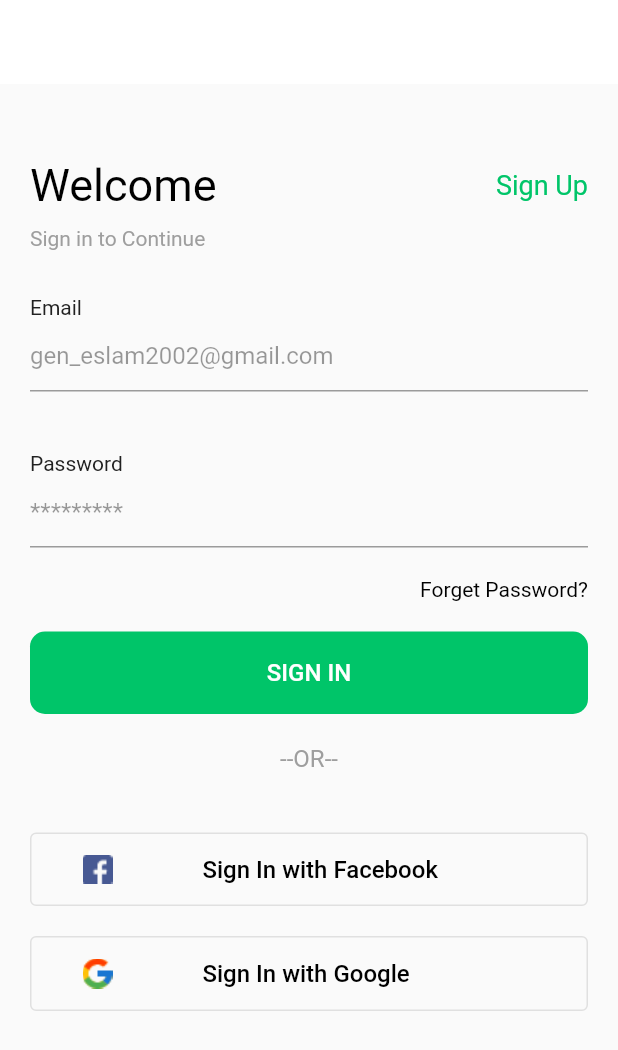
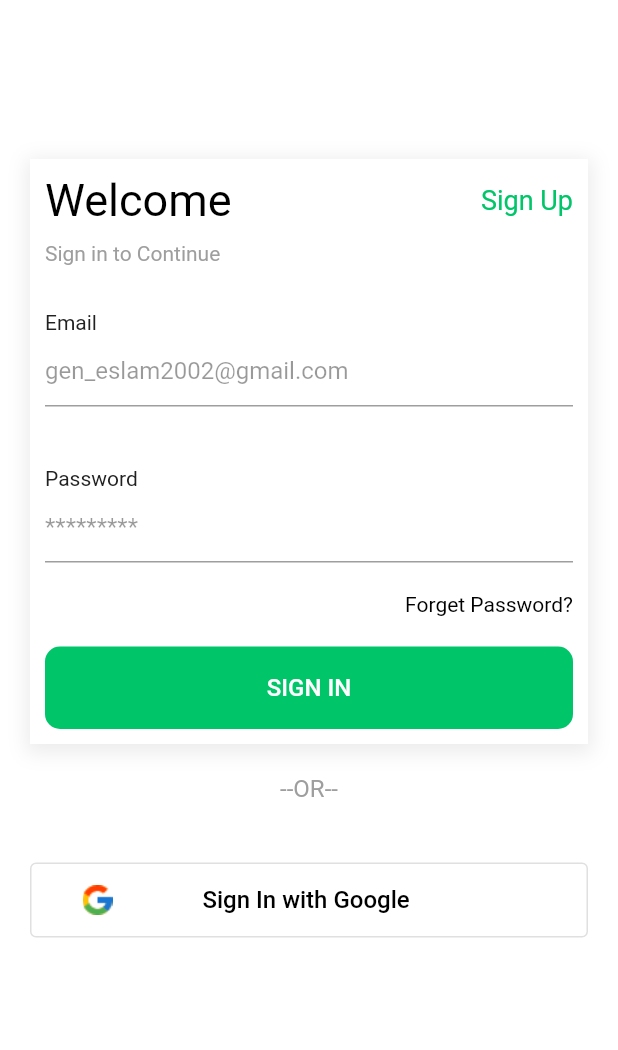
Before and after one commit to gen-eslam/shopapp_getx_mvvm, a Flutter app: the screen it shows after launch, on a phone screen of 412 x 824 dp. Shown: the top 1050 px of the screen. Run offline on Flutter 3.47's test engine with Material 2 defaults, Android fonts, the light colour scheme and no system bars; our stand-ins replace firebase_auth, firebase_core, get, google_sign_in; accounts and stored records are empty.

Commit message:
delete meta auth and create sign in with email and pass

```diff
--- a/lib/core/utils/constance.dart
+++ b/lib/core/utils/constance.dart
@@ -3,3 +3,4 @@ import 'package:flutter/material.dart';
 
 const  primaryColor = Color.fromRGBO(0, 197, 105, 1);
 const blackColor = Colors.black;
+const errorColor = Colors.red;
--- a/lib/main.dart
+++ b/lib/main.dart
@@ -9,16 +9,19 @@ void main() async{
   WidgetsFlutterBinding.ensureInitialized();
 
  await Firebase.initializeApp();
-  runApp( MyApp());
+  runApp( const MyApp());
 }
 
 class MyApp extends StatelessWidget {
+  const MyApp({super.key});
+
 
   @override
   Widget build(BuildContext context) {
     return GetMaterialApp(
+      debugShowCheckedModeBanner: false,
       initialBinding: Binding(),
-      home:LoginScreen()
+      home: LoginScreen(),
     );
   }
 }
--- a/lib/view/auth/login_screen.dart
+++ b/lib/view/auth/login_screen.dart
@@ -8,19 +8,50 @@ import '../../core/utils/constance.dart';
 import '../widgets/custom_text_form_field.dart';
 
 class LoginScreen extends GetWidget<AuthViewModel> {
+
+   final GlobalKey<FormState> _formKey = GlobalKey<FormState>();
+
+  LoginScreen({super.key});
+
   @override
   Widget build(BuildContext context) {
 
     return Scaffold(
+      backgroundColor: Colors.white,
       appBar: AppBar(
         elevation: 0.0,
         backgroundColor: Colors.white,
       ),
-      body: Padding(
+      body: Form(
+        key: _formKey,
+        child: Padding(
           padding: const EdgeInsets.only(
             top: 50.0,
             right: 20.0,
             left: 20.0,
+          ),
+          child: Column(
+            children: [
+             Container(
+               padding: const EdgeInsets.only(
+                 top: 10,
+                 bottom: 10,
+                 left: 10,
+                 right: 10,
+               ),
+
+
+               decoration: BoxDecoration(
+                   color: Colors.white,
+                   shape: BoxShape.rectangle,
+                 boxShadow: [
+                   BoxShadow(color:Colors.grey.withOpacity(0.2) ,
+                     blurRadius: 10,
+                     spreadRadius: 3,
+                     offset:const Offset(0,3),
+                   ),
+                 ]
+
                ),
                child: Column(
                  children: [
@@ -69,8 +100,13 @@ class LoginScreen extends GetWidget<AuthViewModel> {
                      height: 20,
                    ),
                    CustomButton(
-              onPress: () {},
+                     onPress: () {
+
+                     },
                      text: 'SIGN IN',
+                   ),
+                 ],
+               ),
              ),
               const SizedBox(
                 height: 20,
@@ -84,15 +120,6 @@ class LoginScreen extends GetWidget<AuthViewModel> {
                 height: 40,
               ),
               CustomButtonSocial(
-                imagePath: "assets/images/facebook.png",
-                text: 'Sign In with Facebook',
-                onPressed: () {
-
-                }),
-            const SizedBox(
-              height: 20,
-            ),
-            CustomButtonSocial(
                   imagePath: "assets/images/google.png",
                   text: 'Sign In with Google',
                   onPressed: () {
@@ -101,6 +128,7 @@ class LoginScreen extends GetWidget<AuthViewModel> {
             ],
           ),
         ),
+      ),
     );
   }
 }
```
Also changed, not shown: lib/core/view_model/auth_view_model.dart (+20 -17 lines), 1 other file. Lines whose indentation alone changed are shown as unchanged.
